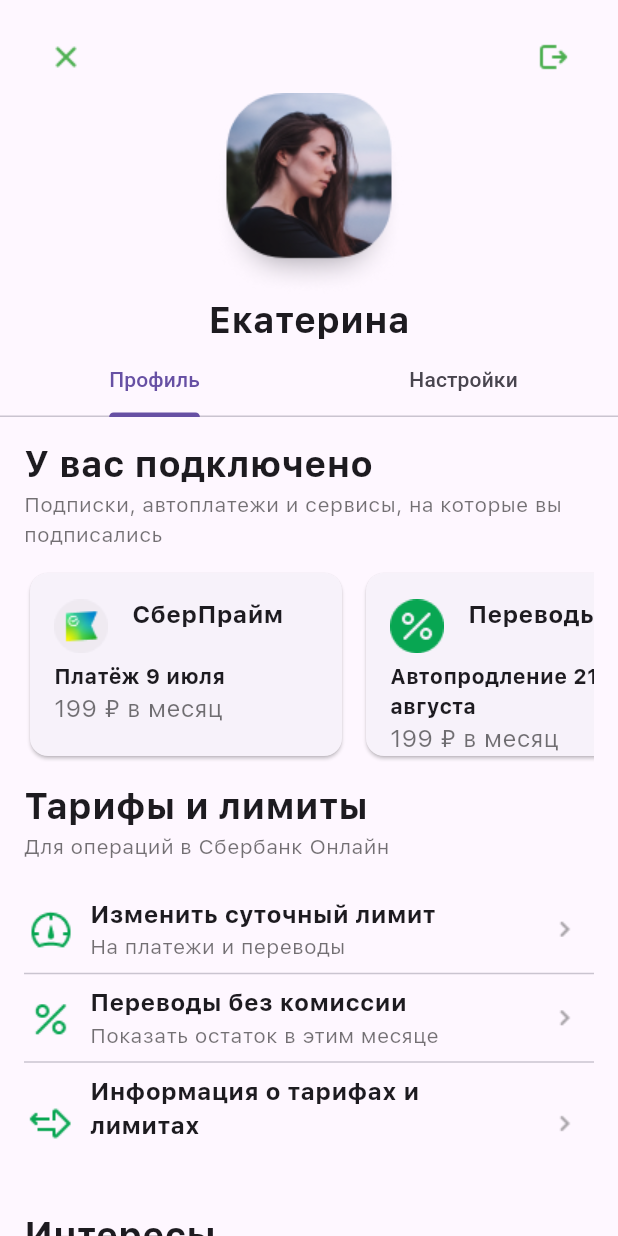
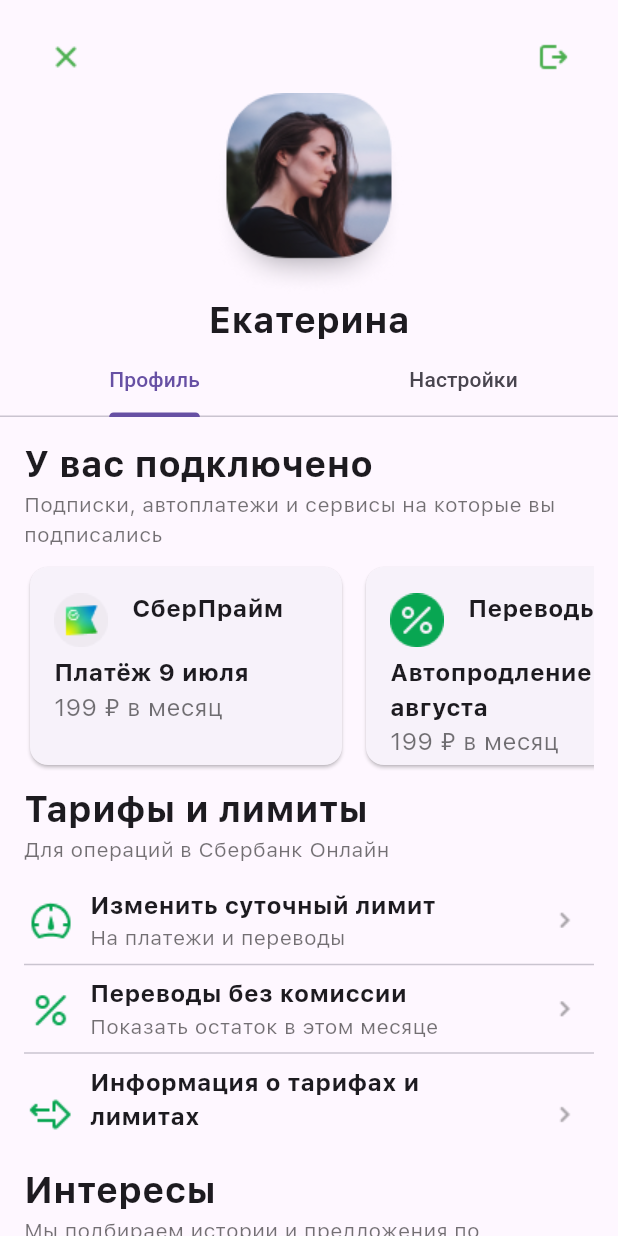
Before and after one commit to KromSanya/flutter_laboratory, a Flutter app: the screen it shows after launch, on a phone screen of 412 x 824 dp. Run offline on Flutter 3.47's test engine with Material 3 defaults, Android fonts, the phone set to English and light mode, and no system bars.

Commit message:
fix String and fonts

```diff
--- a/lib/Cards.dart
+++ b/lib/Cards.dart
@@ -1,26 +1,27 @@
 import 'package:flutter/material.dart';
-
+import 'package:flutter_laboratory_2/TextMaster.dart';
+import 'Fonts.dart';
 
 class ScrollableCardsRow extends StatelessWidget {
   const ScrollableCardsRow({super.key});
 
   @override
   Widget build(BuildContext context) {
-    return const SingleChildScrollView(
+    return SingleChildScrollView(
       scrollDirection: Axis.horizontal,
       child: Row(
         children: [
           CardItem(
             imagePath: 'assets/sberprime.png',
-            text: 'СберПрайм',
-            text1: 'Платёж 9 июля',
-            text2: '199 ₽ в месяц',
+            text: StringAssets.sberPrimeTitle,
+            text1: StringAssets.feeTitle,
+            text2: StringAssets.feeSumTitle,
           ),
           CardItem(
             imagePath: 'assets/percent_fill.png',
-            text: 'Переводы',
-            text1: 'Автопродление 21 августа',
-            text2: '199 ₽ в месяц',
+            text: StringAssets.transactionsTitle,
+            text1: StringAssets.autoSubscriptionTitle,
+            text2: StringAssets.feeSumTitle,
           ),
         ],
       ),
@@ -44,7 +45,7 @@ class CardItem extends StatelessWidget {
     return Container(
       margin: const EdgeInsets.only(right: 8.0),
       width: 216.0,
-      height: 130,
+      height: 140,
       child: Card(
         child: Column(
           children: [
@@ -60,7 +61,7 @@ class CardItem extends StatelessWidget {
                   padding: const EdgeInsets.all(16.0),
                   child: Text(
                     text,
-                    style: const TextStyle(fontSize: 16.0, fontFamily: 'SFProText', fontWeight: FontWeight.bold),
+                    style:  TextStyle(fontSize: FontAssets.bigFontSize16, fontFamily: FontAssets.sfProFam, fontWeight: FontWeight.bold),
                   ),
                 ),
               ],
@@ -68,14 +69,14 @@ class CardItem extends StatelessWidget {
             Container(
               alignment: Alignment.centerLeft,
               padding: const EdgeInsets.only(top: 4, left: 16.0),
-              child: Text(text1, style: const TextStyle(fontSize: 14,fontFamily: 'SFProText', fontWeight: FontWeight.bold),),
+              child: Text(text1, style:  TextStyle(fontSize: FontAssets.bigFontSize16,fontFamily: FontAssets.sfProFam, fontWeight: FontWeight.bold),),
             ),
             Container(
               alignment: Alignment.centerLeft,
               padding: const EdgeInsets.only(left: 16.0),
               child: Text(
                   text2,
-                style: const TextStyle(fontSize: 16.0, fontFamily: 'SFProText', fontWeight: FontWeight.normal, color: Color(0x8C000000)),
+                style: TextStyle(fontSize: FontAssets.bigFontSize16, fontFamily: FontAssets.sfProFam, fontWeight: FontWeight.normal, color: Color(0x8C000000)),
               ),
             ),
           ],
--- a/lib/Chips.dart
+++ b/lib/Chips.dart
@@ -1,27 +1,29 @@
 import 'package:flutter/material.dart';
+import 'package:flutter_laboratory_2/TextMaster.dart';
+
+import 'Fonts.dart';
 
 class Chips extends StatelessWidget {
   const Chips({super.key});
 
   @override
   Widget build(BuildContext context) {
-    return const Column(
+    return Column(
       crossAxisAlignment: CrossAxisAlignment.start,
       children: [
-        Padding(padding: EdgeInsets.symmetric(vertical: 12)),
-        Text('Интересы', style: TextStyle(fontSize: 24, fontFamily: 'SFProText', fontWeight: FontWeight.bold)),
+        Text(StringAssets.interestTitle, style: TextStyle(fontSize: FontAssets.largeFontSize24, fontFamily: FontAssets.sfProFam, fontWeight: FontWeight.bold)),
         Text(
-            'Мы подбираем истории и предложения по темам, которые вам нравятся',
-            style: TextStyle( color: Color(0x8C000000), fontFamily: 'SFProText', fontWeight: FontWeight.normal)),
+            StringAssets.historyCaption,
+            style: TextStyle( color: Color(0x8C000000), fontFamily: FontAssets.sfProFam, fontWeight: FontWeight.normal)),
         Wrap(
           children: [
-            ChipItem(text: 'Еда'),
-            ChipItem(text: 'Саморазвитие'),
-            ChipItem(text: 'Технологии'),
-            ChipItem(text: 'дом'),
-            ChipItem(text: 'Досуг'),
-            ChipItem(text: 'Забота о себе'),
-            ChipItem(text: 'Наука')
+            ChipItem(text: StringAssets.food),
+            ChipItem(text: StringAssets.learn),
+            ChipItem(text: StringAssets.techChip),
+            ChipItem(text: StringAssets.homeChip),
+            ChipItem(text: StringAssets.entertainmentChip),
+            ChipItem(text: StringAssets.selfCareChip),
+            ChipItem(text: StringAssets.scienceChip)
           ],
         ),
       ],
@@ -61,7 +63,7 @@ class _ChipItemState extends State<ChipItem> {
             label: Text(
               widget.text,
               style: TextStyle(
-                fontFamily: 'SFProText',
+                fontFamily: FontAssets.sfProFam,
                 fontWeight: FontWeight.bold,
                 color: isSelected ? Colors.white : null,
               ),
--- /dev/null
+++ b/lib/Fonts.dart
@@ -0,0 +1,10 @@
+class FontAssets {
+  static String sfProTextBold = 'fonts/SFProText-Bold';
+  static String sfProTextMedium = 'fonts/SFProText-Medium';
+  static String sfProFam = 'SFProText';
+
+  static double mediumFontSize14 = 14.0;
+  static double bigFontSize16 = 16.0;
+  static double bigFontSize20 = 20.0;
+  static double largeFontSize24 = 24.0;
+}
--- a/lib/RatesFile.dart
+++ b/lib/RatesFile.dart
@@ -1,28 +1,29 @@
 import 'package:flutter/material.dart';
-
+import 'package:flutter_laboratory_2/TextMaster.dart';
+import 'Fonts.dart';
 class Rates extends StatelessWidget {
   @override
   Widget build(BuildContext context) {
-    return const Column(
+    return Column(
           crossAxisAlignment: CrossAxisAlignment.start,
           children: [
-    Text('Тарифы и лимиты', style: TextStyle(fontSize: 24, fontFamily: 'SFProText', fontWeight: FontWeight.bold)),
-    Text('Для операций в Сбербанк Онлайн',
-        style: TextStyle(color: Color(0x8C000000), fontFamily: 'SFProText', fontWeight: FontWeight.normal)
+    Text(StringAssets.limitsAndSubscriptionsTitle, style: TextStyle(fontSize: FontAssets.largeFontSize24 , fontFamily: FontAssets.sfProFam, fontWeight: FontWeight.bold)),
+    Text(StringAssets.onlySberTitle,
+        style: TextStyle(color: Color(0x8C000000), fontFamily: FontAssets.sfProFam, fontWeight: FontWeight.normal)
         ),
-    Padding(padding: EdgeInsets.symmetric(vertical: 12)),
+    Padding(padding: EdgeInsets.symmetric(vertical: 8)),
     RatesBuilder(
-        text1: 'Изменить суточный лимит',
-        text2: 'На платежи и переводы',
+        text1: StringAssets.changeLimitTitle,
+        text2: StringAssets.transactionsAndFeeTitle,
         imagepath: 'assets/speedometer.png'),
     Divider(),
     RatesBuilder(
-        text1: 'Переводы без комиссии',
-        text2: 'Показать остаток в этим месяце',
+        text1: StringAssets.transactionsWithoutExtraTitle,
+        text2: StringAssets.showBalanceTitle,
         imagepath: 'assets/Icon.png'),
     Divider(),
     RatesBuilder(
-        text1: 'Информация о тарифах и лимитах',
+        text1: StringAssets.limitInformationTitle,
         text2: '',
         imagepath: 'assets/arrows_forward.png')
           ],
@@ -50,13 +51,13 @@ class RatesBuilder extends StatelessWidget {
               Text(
                 text1,
                 textAlign: TextAlign.left,
-                style: const TextStyle(fontSize: 16, fontFamily: 'SFProText', fontWeight: FontWeight.bold),
+                style: TextStyle(fontSize: 16, fontFamily: FontAssets.sfProFam, fontWeight: FontWeight.bold),
                 softWrap: true,
               )
             ),
               Text(text2,
                   textAlign: TextAlign.left,
-                  style: const TextStyle(color: Color(0x8C000000), fontFamily: 'SFProText', fontWeight: FontWeight.normal),
+                  style: TextStyle(color: Color(0x8C000000), fontFamily: FontAssets.sfProFam, fontWeight: FontWeight.normal),
                 softWrap: true,
               )
           ],
--- /dev/null
+++ b/lib/TextMaster.dart
@@ -0,0 +1,31 @@
+class StringAssets
+{
+  static String userName = 'Екатерина';
+  static String profile = 'Профиль';
+  static String settings = 'Настройки';
+  static String subscriptionTitle = 'У вас подключено';
+  static String showBalanceTitle = 'Показать остаток в этом месяце';
+  static String limitInformationTitle = 'Информация о тарифах и лимитах';
+  static String interestTitle = 'Интересы';
+  static String sberPrimeTitle = 'СберПрайм';
+  static String transactionsTitle = 'Переводы';
+  static String feeTitle = 'Платёж 9 июля';
+  static String feeSumTitle = '199 ₽ в месяц';
+  static String autoSubscriptionTitle = 'Автопродление 21 августа';
+  static String limitsAndSubscriptionsTitle = 'Тарифы и лимиты';
+  static String subscriptionsTitle =
+      'Подписки, автоплатежи и сервисы на которые вы подписались';
+  static String transactionsAndFeeTitle = 'На платежи и переводы';
+  static String transactionsWithoutExtraTitle = 'Переводы без комиссии';
+  static String techChip = 'Технологии';
+  static String homeChip = 'Дом';
+  static String entertainmentChip = 'Досуг';
+  static String selfCareChip = 'Забота о себе';
+  static String scienceChip = 'Наука';
+  static String onlySberTitle = 'Для операций в Сбербанк Онлайн';
+  static String changeLimitTitle = 'Изменить суточный лимит';
+  static String historyCaption =
+      'Мы подбираем истории и предложения по темам,которые вам нравятся';
+  static String food = 'Еда';
+  static String learn = 'Саморазвитие';
+}
--- a/lib/main.dart
+++ b/lib/main.dart
@@ -1,8 +1,9 @@
 import 'package:flutter/material.dart';
+import 'package:flutter_laboratory_2/Fonts.dart';
 import 'Cards.dart';
 import 'RatesFile.dart';
 import 'Chips.dart';
-
+import 'TextMaster.dart';
 void main() {
   //runApp(MyApp());
   runApp(const CombinedWidget());
@@ -54,7 +55,7 @@ class CombinedWidget extends StatelessWidget {
                           ],
                         ),
                       ),
-                      const Column(
+                       Column(
                         mainAxisAlignment: MainAxisAlignment.center,
                         children: [
                           Image(
@@ -62,19 +63,19 @@ class CombinedWidget extends StatelessWidget {
                             alignment: Alignment.topCenter,
                           ),
                           Text(
-                            'Екатерина',
+                            StringAssets.userName,
                             style: TextStyle(
-                              fontSize: 24,
-                              fontFamily: 'SFProText',
+                              fontSize: FontAssets.largeFontSize24,
+                              fontFamily: FontAssets.sfProFam,
                               fontWeight: FontWeight.bold
                             ),
                           ),
                         ],
                       ),
-                      const TabBar(
+                      TabBar(
                         tabs: [
-                          Tab(text: 'Профиль'),
-                          Tab(text: 'Настройки'),
+                          Tab(text: StringAssets.profile),
+                          Tab(text: StringAssets.settings),
                         ],
                       ),
                     ],
@@ -106,12 +107,12 @@ class Profile extends StatelessWidget {
         crossAxisAlignment: CrossAxisAlignment.start,
         children: [
           const Padding(padding: EdgeInsets.only(top: 14)),
-          const Text('У вас подключено', style: TextStyle(fontSize: 24, fontFamily: 'SFProText', fontWeight: FontWeight.bold)),
-          const Text('Подписки, автоплатежи и сервисы, на которые вы подписались',
-               style: TextStyle( color: Color(0x8C000000), fontFamily: 'SFProText', fontWeight: FontWeight.normal)),
-          const Padding(padding: EdgeInsets.only(bottom: 12)),
+           Text(StringAssets.subscriptionTitle, style: TextStyle(fontSize: 24, fontFamily: FontAssets.sfProFam, fontWeight: FontWeight.bold)),
+           Text(StringAssets.subscriptionsTitle,
+               style: TextStyle( color: Color(0x8C000000), fontFamily: FontAssets.sfProFam, fontWeight: FontWeight.normal)),
+          const Padding(padding: EdgeInsets.only(bottom: 8)),
           ScrollableCardsRow(),
-          const Padding(padding: EdgeInsets.only(bottom: 12)),
+          const Padding(padding: EdgeInsets.only(bottom: 8)),
           Rates(),
           const Chips()
         ],
```
